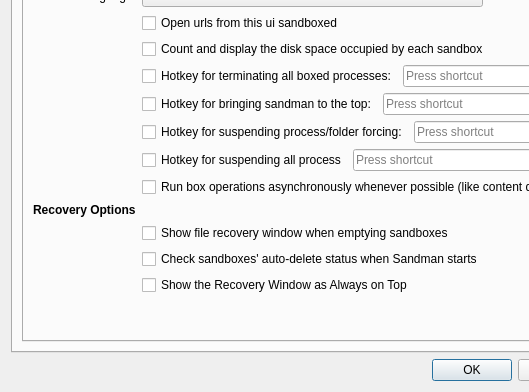
sandboxie-plus/Sandboxie, file SandboxiePlus/SandMan/Forms/SettingsWindow.ui: the form before one commit; both pictures show x 0 to 529 and y 116 to 508 of the 695 by 508 pixel window.
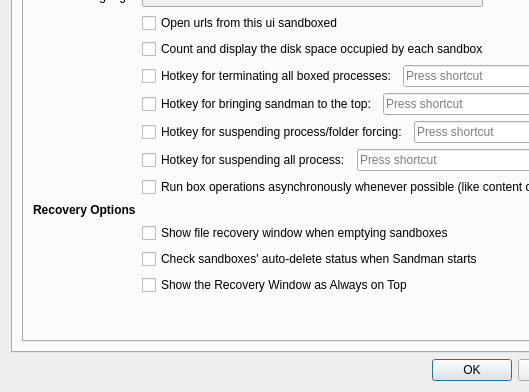
The form after the commit. The open tabs and pages were chosen to show the change. Icons and pictures are not drawn.

Diff of the .ui file:
```diff
--- a/SandboxiePlus/SandMan/Forms/SettingsWindow.ui
+++ b/SandboxiePlus/SandMan/Forms/SettingsWindow.ui
@@ -77,7 +77,7 @@
                <item>
                 <widget class="QCheckBox" name="chkSuspend">
                  <property name="text">
-                  <string>Hotkey for suspending all process</string>
+                  <string>Hotkey for suspending all process:</string>
                  </property>
                 </widget>
                </item>
```
